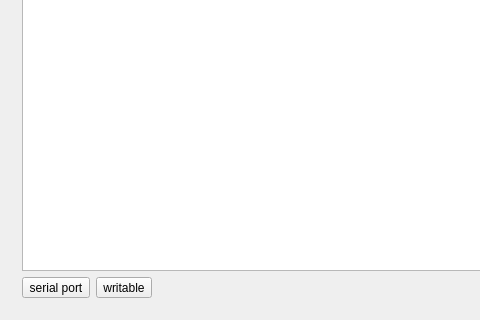
Qt form mainwindow.ui (atakanakbulut/ASI210) before a commit; both pictures show x 0 to 480 and y 416 to 736 of the 1279 by 736 pixel window.
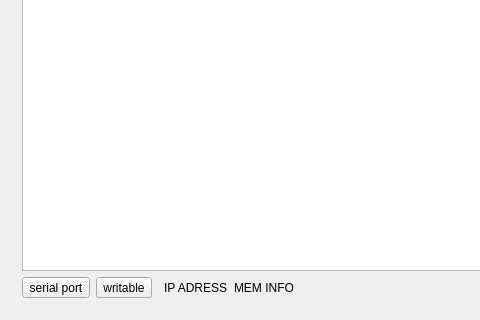
The same form after that commit. The open tabs and pages were chosen to show the change. Icons and pictures are not drawn.

Commit message: ASI210: added ip and mem info to debuggers

```diff
--- a/mainwindow.ui
+++ b/mainwindow.ui
@@ -34,7 +34,7 @@
        <enum>QTabWidget::North</enum>
       </property>
       <property name="currentIndex">
-       <number>0</number>
+       <number>1</number>
       </property>
       <property name="elideMode">
        <enum>Qt::ElideMiddle</enum>
@@ -121,7 +121,7 @@
              <item row="1" column="7">
               <widget class="QLabel" name="label">
                <property name="text">
-                <string>     </string>
+                <string/>
                </property>
               </widget>
              </item>
@@ -177,7 +177,7 @@
         <string> DEBUGGING </string>
        </attribute>
        <layout class="QGridLayout" name="gridLayout_5">
-        <item row="0" column="0" colspan="3">
+        <item row="0" column="0" colspan="6">
          <widget class="QPlainTextEdit" name="console">
           <property name="readOnly">
            <bool>true</bool>
@@ -198,6 +198,33 @@
           </property>
          </widget>
         </item>
+        <item row="1" column="5">
+         <spacer name="horizontalSpacer_3">
+          <property name="orientation">
+           <enum>Qt::Horizontal</enum>
+          </property>
+          <property name="sizeHint" stdset="0">
+           <size>
+            <width>40</width>
+            <height>20</height>
+           </size>
+          </property>
+         </spacer>
+        </item>
+        <item row="1" column="3">
+         <widget class="QLabel" name="ip_label">
+          <property name="text">
+           <string>IP ADRESS</string>
+          </property>
+         </widget>
+        </item>
+        <item row="1" column="4">
+         <widget class="QLabel" name="mem_label">
+          <property name="text">
+           <string>MEM INFO</string>
+          </property>
+         </widget>
+        </item>
        </layout>
       </widget>
       <widget class="QWidget" name="tab_3">
```
The commit also changes 4 other files.
